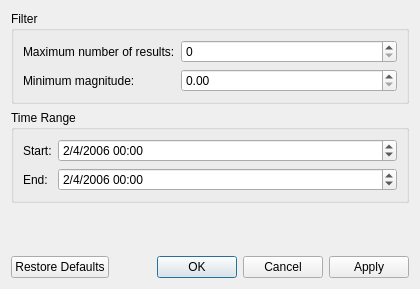
Old version of the form src/plugins/render/earthquake/EarthquakeConfigWidget.ui in the repository KDE/marble.
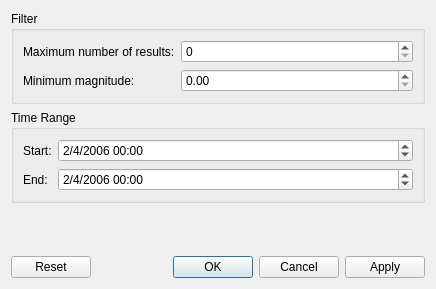
New version of the form.

Commit message: - Fixed minor bug in coordinate grid palette assign. - Changed RestoreDefaults->Reset to make it more consistent with KDE   dialogs.

Patch:
```diff
--- a/src/plugins/render/earthquake/EarthquakeConfigWidget.ui
+++ b/src/plugins/render/earthquake/EarthquakeConfigWidget.ui
@@ -6,7 +6,7 @@
    <rect>
     <x>0</x>
     <y>0</y>
-    <width>420</width>
+    <width>436</width>
     <height>289</height>
    </rect>
   </property>
@@ -126,7 +126,7 @@
       <enum>Qt::Horizontal</enum>
      </property>
      <property name="standardButtons">
-      <set>QDialogButtonBox::Apply|QDialogButtonBox::Cancel|QDialogButtonBox::Ok|QDialogButtonBox::RestoreDefaults</set>
+      <set>QDialogButtonBox::Apply|QDialogButtonBox::Cancel|QDialogButtonBox::Ok|QDialogButtonBox::Reset</set>
      </property>
     </widget>
    </item>
```
The commit also changes 3 other files.
